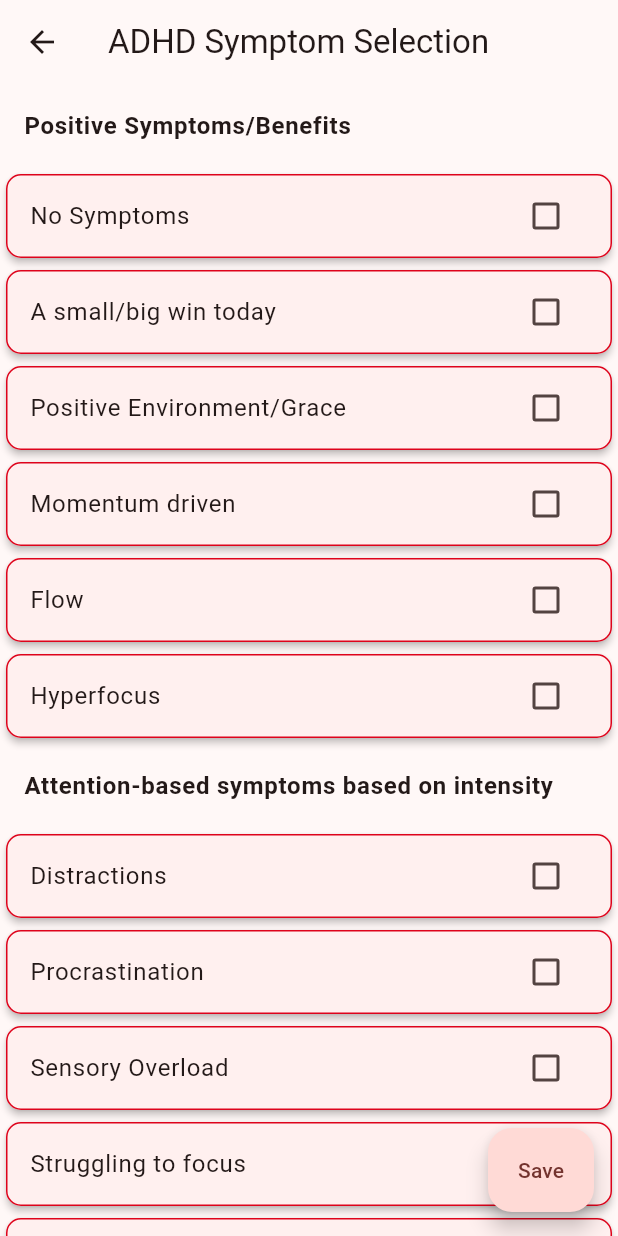
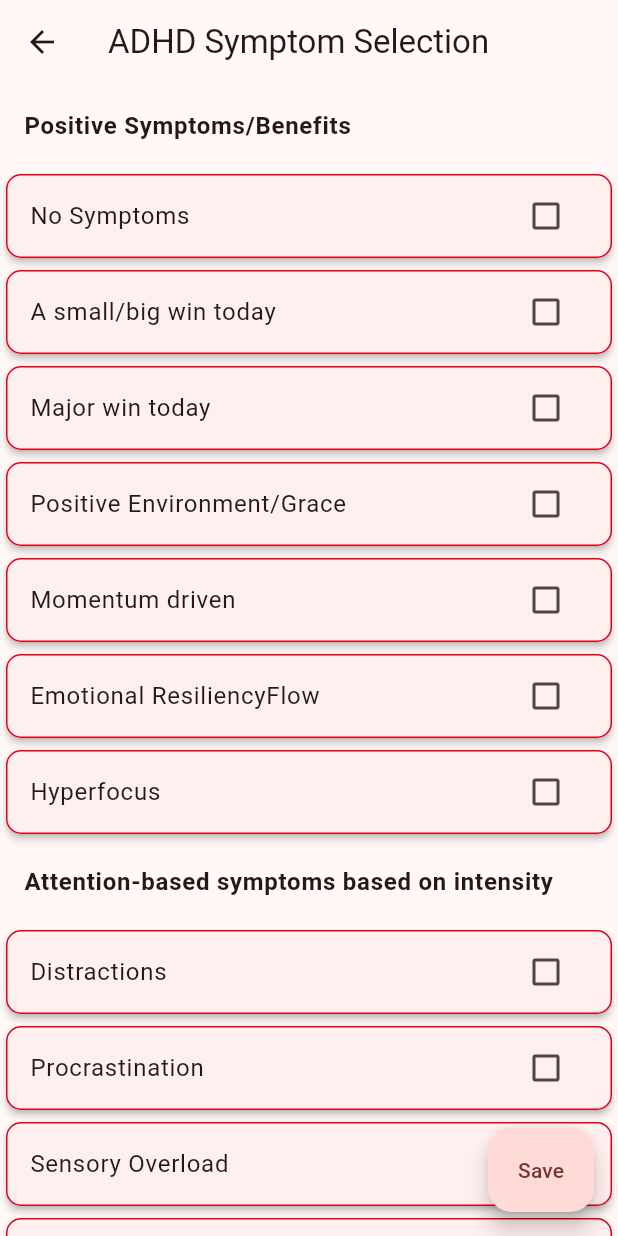
Before and after one commit to gosooners345/ADHD_Journal_Flutter, a Flutter app: the SymptomSelectorScreen screen opened directly with empty values, on a phone screen of 412 x 824 dp. Run offline on Flutter 3.47's test engine with Material 2 defaults, Android fonts, the phone set to English and light mode, and no system bars; our stand-ins replace shared_preferences, sqflite_sqlcipher, syncfusion_flutter_charts; missing offline and left inert: encrypted_shared_preferences, flutter_email_sender, launch_review, onboarding; accounts and stored records are empty.

Commit message:
Added new symptoms to list

```diff
--- a/lib/project_strings_file.dart
+++ b/lib/project_strings_file.dart
@@ -6,8 +6,10 @@
 final positiveSymptomList=[
   'No Symptoms',
   'A small/big win today',
+  'Major win today',
   'Positive Environment/Grace',
   'Momentum driven',
+  'Emotional Resiliency'
   'Flow',
   'Hyperfocus',
 ];
```
Also changed, not shown: pubspec.lock.
